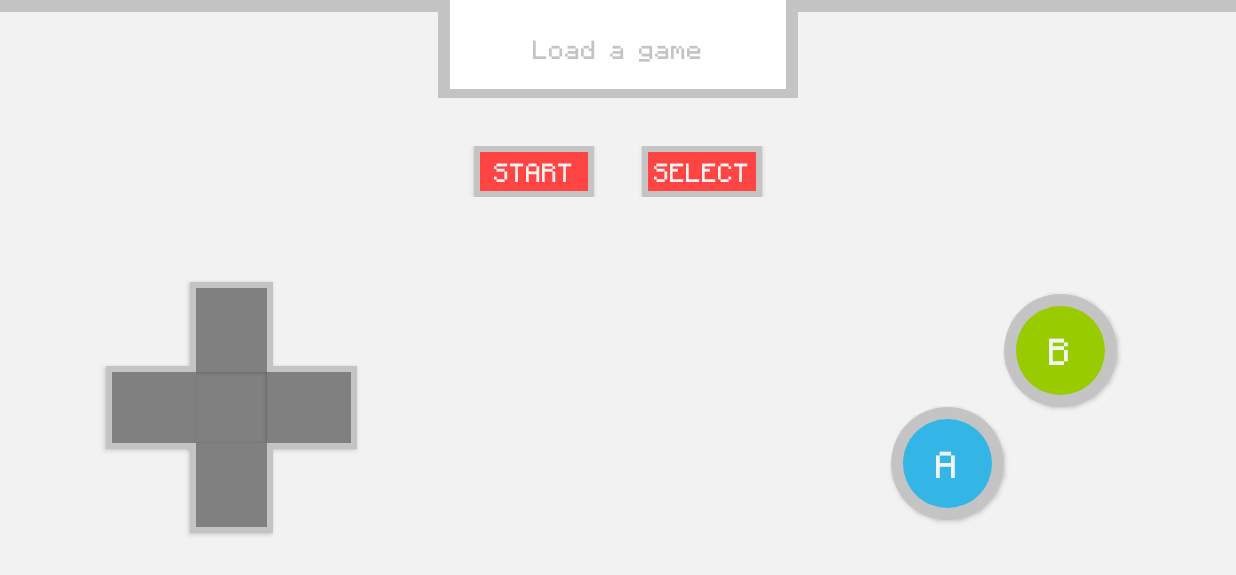
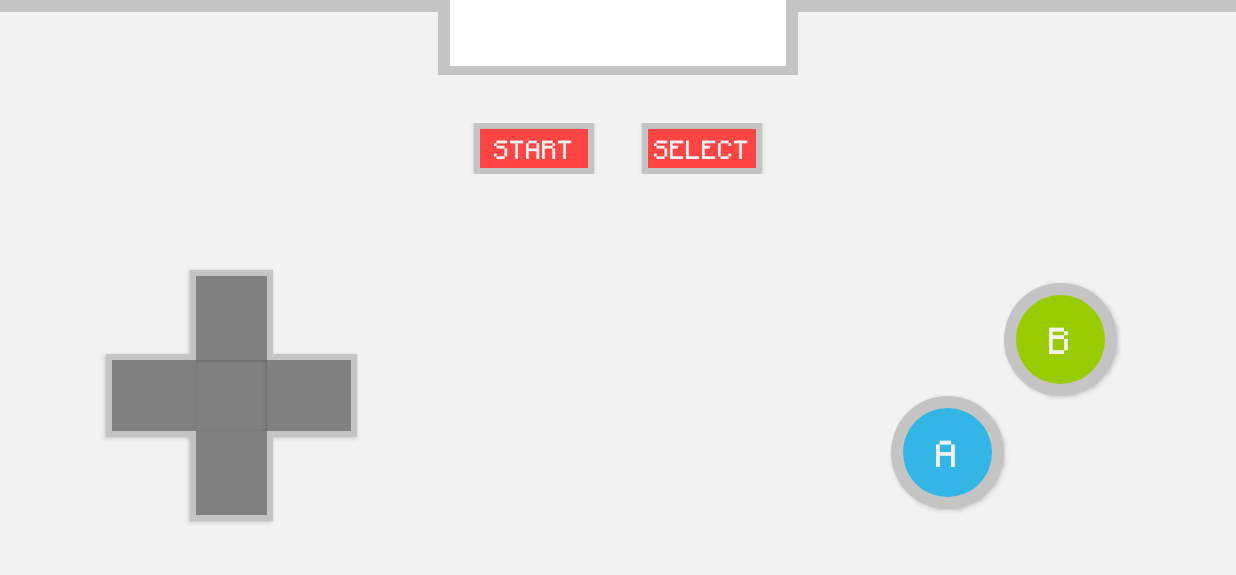
Before and after one commit to tvbarthel/Adaptilo, an Android app: the screen it shows after launch (MainActivity), on a phone screen of 824 x 412 dp (held sideways). Shown: the top 575 px of the screen. Run offline under Robolectric (Android 15) with nearby library versions, the phone set to English and light mode, and no system bars.

Commit message:
Re-design game slot & game slot container

```diff
--- a/Android/app/src/main/java/fr/tvbarthel/apps/adaptilo/fragments/BasicControllerFragment.java
+++ b/Android/app/src/main/java/fr/tvbarthel/apps/adaptilo/fragments/BasicControllerFragment.java
@@ -17,11 +17,28 @@ public class BasicControllerFragment extends AdaptiloControllerFragment {
     public View onCreateView(LayoutInflater inflater, ViewGroup container, Bundle savedInstanceState) {
         View fragmentView = inflater.inflate(R.layout.fragment_basic_controller, container, false);
         Typeface minecraftiaTypeFace = Typeface.createFromAsset(getActivity().getAssets(), "fonts/Minecraftia.ttf");
-        ((Button) fragmentView.findViewById(R.id.basic_controller_btn_start)).setTypeface(minecraftiaTypeFace);
         ((Button) fragmentView.findViewById(R.id.basic_controller_btn_select)).setTypeface(minecraftiaTypeFace);
         ((Button) fragmentView.findViewById(R.id.basic_controller_btn_a)).setTypeface(minecraftiaTypeFace);
         ((Button) fragmentView.findViewById(R.id.basic_controller_btn_b)).setTypeface(minecraftiaTypeFace);
-        ((TextView) fragmentView.findViewById(R.id.basic_controller_game_slot_text)).setTypeface(minecraftiaTypeFace);
+
+        final TextView gameSlot = (TextView) fragmentView.findViewById(R.id.basic_controller_game_slot);
+        gameSlot.setTypeface(minecraftiaTypeFace);
+
+        Button startButton = (Button) fragmentView.findViewById(R.id.basic_controller_btn_start);
+        startButton.setTypeface(minecraftiaTypeFace);
+        startButton.setOnClickListener(new View.OnClickListener() {
+            @Override
+            public void onClick(View v) {
+                // TODO remove, for test purpose only
+                int visibility = gameSlot.getVisibility();
+                if (visibility == View.VISIBLE) {
+                    gameSlot.setVisibility(View.GONE);
+                } else {
+                    gameSlot.setVisibility(View.VISIBLE);
+                }
+            }
+        });
+
         return fragmentView;
     }
 
--- a/Android/app/src/main/res/drawable/basic_controller_game_slot.xml
+++ b/Android/app/src/main/res/drawable/basic_controller_game_slot.xml
@@ -1,6 +1,29 @@
 <?xml version="1.0" encoding="utf-8"?>
 
-<selector xmlns:android="http://schemas.android.com/apk/res/android">
-    <item android:drawable="@drawable/basic_controller_game_slot_pressed" android:state_pressed="true" />
-    <item android:drawable="@drawable/basic_controller_game_slot_normal" />
-</selector>
+<layer-list xmlns:android="http://schemas.android.com/apk/res/android">
+    <item
+        android:left="24dp"
+        android:right="24dp">
+        <shape android:shape="rectangle">
+            <size
+                android:width="120dp"
+                android:height="50dp" />
+            <solid android:color="@color/basic_controller_game_slot_secondary" />
+        </shape>
+    </item>
+
+    <item
+        android:drawable="@color/basic_controller_game_slot_secondary"
+        android:top="12dp" />
+
+    <item
+        android:drawable="@color/basic_controller_game_slot_primary"
+        android:left="28dp"
+        android:right="28dp"
+        android:top="4dp" />
+
+    <item
+        android:drawable="@color/basic_controller_game_slot_primary"
+        android:top="16dp" />
+
+</layer-list>
--- /dev/null
+++ b/Android/app/src/main/res/drawable/basic_controller_game_slot_container.xml
@@ -0,0 +1,23 @@
+<?xml version="1.0" encoding="utf-8"?>
+
+<layer-list xmlns:android="http://schemas.android.com/apk/res/android">
+    <item>
+        <shape android:shape="rectangle">
+            <solid android:color="@color/gray_light" />
+            <size
+                android:width="200dp"
+                android:height="40dp" />
+        </shape>
+    </item>
+    <item
+        android:bottom="@dimen/basic_controller_game_slot_container_padding_bottom"
+        android:left="@dimen/basic_controller_game_slot_container_padding_left"
+        android:right="@dimen/basic_controller_game_slot_container_padding_right">
+        <shape android:shape="rectangle">
+            <solid android:color="@android:color/white" />
+            <size
+                android:width="200dp"
+                android:height="40dp" />
+        </shape>
+    </item>
+</layer-list>
--- a/Android/app/src/main/res/drawable/basic_controller_game_slot_normal.xml
+++ /dev/null
@@ -1,19 +0,0 @@
-<?xml version="1.0" encoding="utf-8"?>
-
-<layer-list xmlns:android="http://schemas.android.com/apk/res/android">
-    <item>
-        <shape android:shape="rectangle">
-            <solid android:color="@color/gray_light" />
-            <size android:height="40dp" android:width="200dp"/>
-        </shape>
-    </item>
-    <item
-        android:bottom="@dimen/basic_controller_game_slot_padding_bottom"
-        android:left="@dimen/basic_controller_game_slot_padding_left"
-        android:right="@dimen/basic_controller_game_slot_padding_right">
-        <shape android:shape="rectangle">
-            <solid android:color="@android:color/white"/>
-            <size android:height="40dp" android:width="200dp"/>
-        </shape>
-    </item>
-</layer-list>
--- a/Android/app/src/main/res/drawable/basic_controller_game_slot_pressed.xml
+++ /dev/null
@@ -1,19 +0,0 @@
-<?xml version="1.0" encoding="utf-8"?>
-
-<layer-list xmlns:android="http://schemas.android.com/apk/res/android">
-    <item>
-        <shape android:shape="rectangle">
-            <solid android:color="@color/gray_light" />
-            <size android:height="40dp" android:width="200dp"/>
-        </shape>
-    </item>
-    <item
-        android:bottom="@dimen/basic_controller_game_slot_padding_bottom"
-        android:left="@dimen/basic_controller_game_slot_padding_left"
-        android:right="@dimen/basic_controller_game_slot_padding_right">
-        <shape android:shape="rectangle">
-            <solid android:color="@color/secondary"/>
-            <size android:height="40dp" android:width="200dp"/>
-        </shape>
-    </item>
-</layer-list>
--- a/Android/app/src/main/res/layout/fragment_basic_controller.xml
+++ b/Android/app/src/main/res/layout/fragment_basic_controller.xml
@@ -8,22 +8,28 @@
     android:orientation="vertical">
 
     <FrameLayout
-        android:id="@+id/basic_controller_game_slot"
-        android:layout_width="@dimen/basic_controller_game_slot_width"
-        android:layout_height="@dimen/basic_controller_game_slot_height"
+        android:id="@+id/basic_controller_game_slot_container"
+        android:layout_width="@dimen/basic_controller_game_slot_container_width"
+        android:layout_height="@dimen/basic_controller_game_slot_container_height"
         android:layout_gravity="center_horizontal"
-        android:background="@drawable/basic_controller_game_slot"
+        android:background="@drawable/basic_controller_game_slot_container"
         android:clickable="true"
-        android:padding="@dimen/default_padding">
+        android:paddingLeft="@dimen/basic_controller_game_slot_container_padding_left"
+        android:paddingRight="@dimen/basic_controller_game_slot_container_padding_right">
 
         <TextView
-            android:id="@+id/basic_controller_game_slot_text"
-            android:layout_width="wrap_content"
-            android:layout_height="wrap_content"
-            android:layout_gravity="center"
-            android:text="@string/basic_controller_game_slot_no_game"
-            android:textAppearance="?android:attr/textAppearanceSmall"
-            android:textColor="@color/gray_light" />
+            android:id="@+id/basic_controller_game_slot"
+            android:layout_width="match_parent"
+            android:layout_height="@dimen/basic_controller_game_slot_height"
+            android:layout_gravity="bottom"
+            android:background="@drawable/basic_controller_game_slot"
+            android:gravity="center"
+            android:text="@string/basic_controller_game_slot_fake_name"
+            android:textColor="@color/basic_controller_game_slot_text"
+            android:textSize="@dimen/basic_controller_game_slot_text_size"
+            android:visibility="gone"/>
+
+
     </FrameLayout>
 
 
--- a/Android/app/src/main/res/values/colors.xml
+++ b/Android/app/src/main/res/values/colors.xml
@@ -16,4 +16,10 @@
     <color name="btn_rect_secondary">@color/gray_light</color>
     <color name="btn_arrow_primary">@color/gray_dark</color>
     <color name="btn_arrow_secondary">@color/gray_light</color>
+
+
+    <!-- Basic Controller Game Slot -->
+    <color name="basic_controller_game_slot_primary">#ff424242</color>
+    <color name="basic_controller_game_slot_secondary">#ff5f5f5f</color>
+    <color name="basic_controller_game_slot_text">@color/holo_purple</color>
 </resources>
--- a/Android/app/src/main/res/values/colors_aosp.xml
+++ b/Android/app/src/main/res/values/colors_aosp.xml
@@ -27,4 +27,8 @@
     <!-- A really bright Holo shade of gray -->
     <color name="holo_gray_bright">#33CCCCCC</color>
 
+
+    <!-- A dark Holo shade of purple -->
+    <color name="holo_purple_dark">#FF9933CC</color>
+
 </resources>
--- a/Android/app/src/main/res/values/dimens.xml
+++ b/Android/app/src/main/res/values/dimens.xml
@@ -25,11 +25,15 @@
     <dimen name="btn_circle_padding_normal">8dp</dimen>
     <dimen name="btn_circle_padding_pressed">12dp</dimen>
 
+    <!-- Basic Controller Game Slot Container -->
+    <dimen name="basic_controller_game_slot_container_width">240dp</dimen>
+    <dimen name="basic_controller_game_slot_container_height">50dp</dimen>
+    <dimen name="basic_controller_game_slot_container_padding_left">8dp</dimen>
+    <dimen name="basic_controller_game_slot_container_padding_right">8dp</dimen>
+    <dimen name="basic_controller_game_slot_container_padding_bottom">6dp</dimen>
+
     <!-- Basic Controller Game Slot -->
-    <dimen name="basic_controller_game_slot_width">240dp</dimen>
-    <dimen name="basic_controller_game_slot_height">65dp</dimen>
-    <dimen name="basic_controller_game_slot_padding_left">8dp</dimen>
-    <dimen name="basic_controller_game_slot_padding_right">8dp</dimen>
-    <dimen name="basic_controller_game_slot_padding_bottom">6dp</dimen>
+    <dimen name="basic_controller_game_slot_height">40dp</dimen>
+    <dimen name="basic_controller_game_slot_text_size">14sp</dimen>
 
 </resources>
--- a/Android/app/src/main/res/values/strings.xml
+++ b/Android/app/src/main/res/values/strings.xml
@@ -10,6 +10,7 @@
     <string name="basic_controller_btn_b">B</string>
     <string name="basic_controller_btn_start">start</string>
     <string name="basic_controller_btn_select">select</string>
-    <string name="basic_controller_game_slot_no_game">Load a game</string>
+    <string name="basic_controller_game_slot_fake_name">My Super Game</string>
+
 
 </resources>
```
